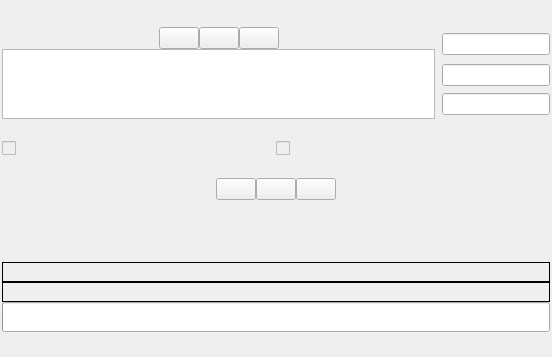
The window that dialogy/multiplevideoet.ui (RaphCucul/Image-registration-GUI) describes before a commit, drawn with Qt 5.
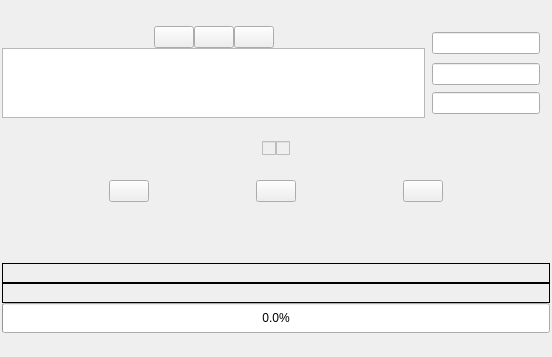
The same window after the commit.

Patch:
```diff
--- a/dialogy/multiplevideoet.ui
+++ b/dialogy/multiplevideoet.ui
@@ -173,6 +173,12 @@
      </item>
      <item row="0" column="1">
       <layout class="QHBoxLayout" name="horizontalLayout_2">
+       <property name="spacing">
+        <number>0</number>
+       </property>
+       <property name="rightMargin">
+        <number>10</number>
+       </property>
        <item>
         <widget class="QLabel" name="areaSizelabel">
          <property name="sizePolicy">
@@ -203,6 +209,12 @@
      </item>
      <item row="1" column="1">
       <layout class="QHBoxLayout" name="horizontalLayout_3">
+       <property name="spacing">
+        <number>0</number>
+       </property>
+       <property name="rightMargin">
+        <number>10</number>
+       </property>
        <item>
         <widget class="QLabel" name="angleTolerationlabel">
          <property name="sizePolicy">
@@ -230,6 +242,12 @@
      </item>
      <item row="2" column="1">
       <layout class="QHBoxLayout" name="horizontalLayout_4">
+       <property name="spacing">
+        <number>0</number>
+       </property>
+       <property name="rightMargin">
+        <number>10</number>
+       </property>
        <item>
         <widget class="QLabel" name="numberIterationlabel">
          <property name="sizePolicy">
@@ -259,6 +277,19 @@
    </item>
    <item>
     <layout class="QHBoxLayout" name="horizontalLayout_5">
+     <item>
+      <spacer name="horizontalSpacer">
+       <property name="orientation">
+        <enum>Qt::Horizontal</enum>
+       </property>
+       <property name="sizeHint" stdset="0">
+        <size>
+         <width>40</width>
+         <height>20</height>
+        </size>
+       </property>
+      </spacer>
+     </item>
      <item>
       <widget class="QCheckBox" name="horizontalAnomaly">
        <property name="enabled">
@@ -276,23 +307,23 @@
        </property>
       </widget>
      </item>
+     <item>
+      <spacer name="horizontalSpacer_2">
+       <property name="orientation">
+        <enum>Qt::Horizontal</enum>
+       </property>
+       <property name="sizeHint" stdset="0">
+        <size>
+         <width>40</width>
+         <height>20</height>
+        </size>
+       </property>
+      </spacer>
+     </item>
     </layout>
    </item>
    <item>
     <layout class="QHBoxLayout" name="horizontalLayout">
-     <item>
-      <spacer name="horizontalSpacer">
-       <property name="orientation">
-        <enum>Qt::Horizontal</enum>
-       </property>
-       <property name="sizeHint" stdset="0">
-        <size>
-         <width>40</width>
-         <height>20</height>
-        </size>
-       </property>
-      </spacer>
-     </item>
      <item>
       <widget class="QPushButton" name="analyzeVideosPB">
        <property name="sizePolicy">
@@ -347,19 +378,6 @@
        </property>
       </widget>
      </item>
-     <item>
-      <spacer name="horizontalSpacer_2">
-       <property name="orientation">
-        <enum>Qt::Horizontal</enum>
-       </property>
-       <property name="sizeHint" stdset="0">
-        <size>
-         <width>40</width>
-         <height>20</height>
-        </size>
-       </property>
-      </spacer>
-     </item>
     </layout>
    </item>
    <item>
@@ -454,7 +472,10 @@
         <number>0</number>
        </property>
        <property name="textVisible">
-        <bool>false</bool>
+        <bool>true</bool>
+       </property>
+       <property name="format">
+        <string>%p.0%</string>
        </property>
       </widget>
      </item>
```
